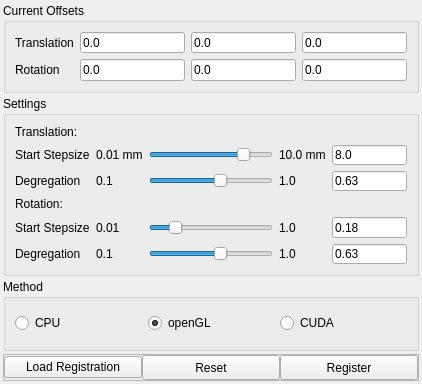
waschkbaer/BrainVis, file src/brainVis/uis/tools/ctregistrationwidget.ui: the form before one commit.
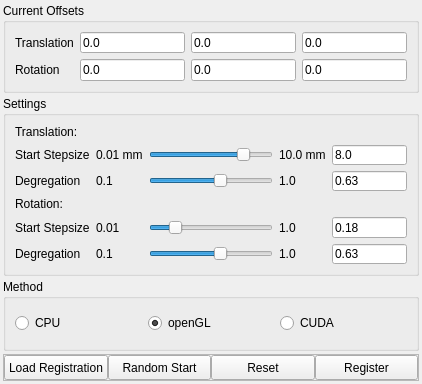
The form after the commit.

Commit message: added random restart

```diff
--- a/src/brainVis/uis/tools/ctregistrationwidget.ui
+++ b/src/brainVis/uis/tools/ctregistrationwidget.ui
@@ -452,11 +452,30 @@
        </property>
        <item>
         <widget class="QPushButton" name="pushButton">
+         <property name="minimumSize">
+          <size>
+           <width>0</width>
+           <height>25</height>
+          </size>
+         </property>
          <property name="text">
           <string>Load Registration</string>
          </property>
         </widget>
        </item>
+       <item>
+        <widget class="QPushButton" name="randombutton">
+         <property name="minimumSize">
+          <size>
+           <width>0</width>
+           <height>25</height>
+          </size>
+         </property>
+         <property name="text">
+          <string>Random Start</string>
+         </property>
+        </widget>
+       </item>
        <item>
         <widget class="QPushButton" name="resetButton">
          <property name="minimumSize">
```
The commit also changes 2 other files.
